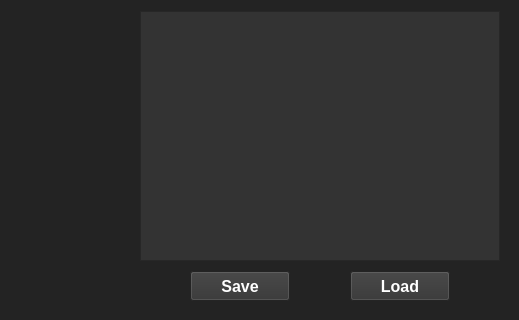
First picture: the form in python/PizzaMaya_ah/ui/UI_design/Main.ui, repository KKW0/pizza_api, before the edit; both pictures show x 572 to 1091 and y 400 to 720 of the 1091 by 720 pixel window.
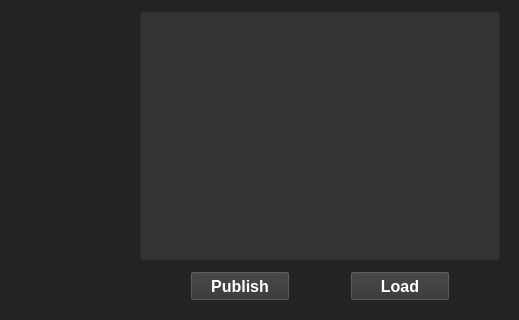
Second picture: the form after the edit.

```diff
--- a/python/PizzaMaya_ah/ui/UI_design/Main.ui
+++ b/python/PizzaMaya_ah/ui/UI_design/Main.ui
@@ -192,7 +192,7 @@
 color: white;</string>
           </property>
           <property name="text">
-           <string>Save</string>
+           <string>Publish</string>
           </property>
          </widget>
         </item>
```
